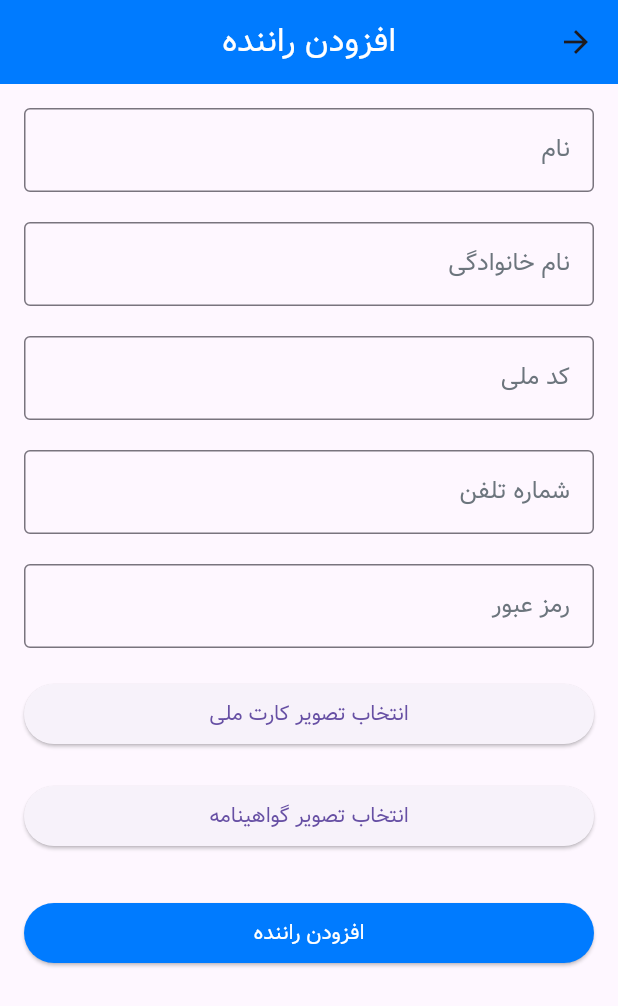
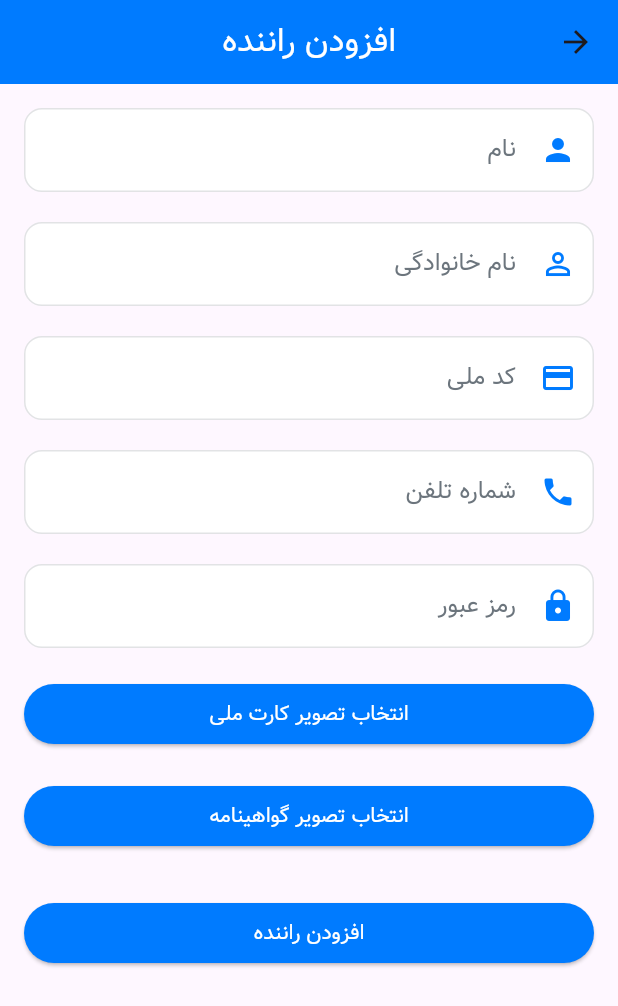
Before and after one commit to asgharkarimi/khatoonbar_client, a Flutter app: the AddDriverScreen screen opened directly, on a phone screen of 412 x 824 dp. Shown: the top 1006 px of the screen. Run offline on Flutter 3.47's test engine with Material 3 defaults, Android fonts, the phone set to English and light mode, and no system bars; our stand-ins replace image_picker; network calls fail.

Commit message:
ui add text_input_style.dart commit

```diff
--- a/lib/add_driver_screen.dart
+++ b/lib/add_driver_screen.dart
@@ -26,7 +26,8 @@ class _AddDriverScreenState extends State<AddDriverScreen> {
   Future<void> _pickImage(String type) async {
     final ImagePicker _picker = ImagePicker();
     try {
-      final XFile? pickedFile = await _picker.pickImage(source: ImageSource.gallery);
+      final XFile? pickedFile =
+          await _picker.pickImage(source: ImageSource.gallery);
       if (pickedFile != null) {
         File imageFile = File(pickedFile.path);
 
@@ -42,7 +43,7 @@ class _AddDriverScreenState extends State<AddDriverScreen> {
       ScaffoldMessenger.of(context).showSnackBar(
         SnackBar(
           content: Text('Error picking image: $e'),
-          backgroundColor: Colors.red,
+          backgroundColor: AppTheme.dangerColor,
         ),
       );
     }
@@ -83,19 +84,29 @@ class _AddDriverScreenState extends State<AddDriverScreen> {
         print("Response Body: ${respStr}");
         if (response.statusCode == 201) {
           ScaffoldMessenger.of(context).showSnackBar(
-            SnackBar(content: Text('راننده با موفقیت اضافه شد')),
+            SnackBar(
+              content: Text('راننده با موفقیت اضافه شد'),
+              backgroundColor: AppTheme.successColor,
+            ),
           );
           Navigator.pop(context);
         } else {
-          print("Error Response: ${response.statusCode} - ${response.reasonPhrase}");
+          print(
+              "Error Response: ${response.statusCode} - ${response.reasonPhrase}");
           ScaffoldMessenger.of(context).showSnackBar(
-            SnackBar(content: Text('اضافه کردن راننده با خطا مواجه شد')),
+            SnackBar(
+              content: Text('اضافه کردن راننده با خطا مواجه شد'),
+              backgroundColor: AppTheme.dangerColor,
+            ),
           );
         }
       } catch (e) {
         print("Exception: $e");
         ScaffoldMessenger.of(context).showSnackBar(
-          SnackBar(content: Text('Error: $e')),
+          SnackBar(
+            content: Text('Error: $e'),
+            backgroundColor: AppTheme.dangerColor,
+          ),
         );
       }
     }
@@ -107,7 +118,8 @@ class _AddDriverScreenState extends State<AddDriverScreen> {
       textDirection: TextDirection.rtl,
       child: Scaffold(
         appBar: AppBar(
-          title: Text('افزودن راننده', style: TextStyle(color: AppTheme.whiteColor)),
+          title: Text('افزودن راننده',
+              style: TextStyle(color: AppTheme.whiteColor)),
           backgroundColor: AppTheme.primaryColor,
           centerTitle: true,
         ),
@@ -119,13 +131,9 @@ class _AddDriverScreenState extends State<AddDriverScreen> {
               children: <Widget>[
                 TextFormField(
                   controller: _firstNameController,
-                  decoration: InputDecoration(
+                  decoration: AppTheme.getInputDecoration(
                     labelText: 'نام',
-                    labelStyle: TextStyle(color: AppTheme.secondaryColor),
-                    focusedBorder: OutlineInputBorder(
-                      borderSide: BorderSide(color: AppTheme.primaryColor),
-                    ),
-                    border: OutlineInputBorder(),
+                    prefixIcon: Icons.person,
                   ),
                   validator: (value) {
                     if (value == null || value.isEmpty) {
@@ -137,13 +145,9 @@ class _AddDriverScreenState extends State<AddDriverScreen> {
                 SizedBox(height: 20),
                 TextFormField(
                   controller: _lastNameController,
-                  decoration: InputDecoration(
+                  decoration: AppTheme.getInputDecoration(
                     labelText: 'نام خانوادگی',
-                    labelStyle: TextStyle(color: AppTheme.secondaryColor),
-                    focusedBorder: OutlineInputBorder(
-                      borderSide: BorderSide(color: AppTheme.primaryColor),
-                    ),
-                    border: OutlineInputBorder(),
+                    prefixIcon: Icons.person_outline,
                   ),
                   validator: (value) {
                     if (value == null || value.isEmpty) {
@@ -155,13 +159,9 @@ class _AddDriverScreenState extends State<AddDriverScreen> {
                 SizedBox(height: 20),
                 TextFormField(
                   controller: _nationalCodeController,
-                  decoration: InputDecoration(
+                  decoration: AppTheme.getInputDecoration(
                     labelText: 'کد ملی',
-                    labelStyle: TextStyle(color: AppTheme.secondaryColor),
-                    focusedBorder: OutlineInputBorder(
-                      borderSide: BorderSide(color: AppTheme.primaryColor),
-                    ),
-                    border: OutlineInputBorder(),
+                    prefixIcon: Icons.credit_card,
                   ),
                   validator: (value) {
                     if (value == null || value.isEmpty) {
@@ -173,13 +173,9 @@ class _AddDriverScreenState extends State<AddDriverScreen> {
                 SizedBox(height: 20),
                 TextFormField(
                   controller: _phoneNumberController,
-                  decoration: InputDecoration(
+                  decoration: AppTheme.getInputDecoration(
                     labelText: 'شماره تلفن',
-                    labelStyle: TextStyle(color: AppTheme.secondaryColor),
-                    focusedBorder: OutlineInputBorder(
-                      borderSide: BorderSide(color: AppTheme.primaryColor),
-                    ),
-                    border: OutlineInputBorder(),
+                    prefixIcon: Icons.phone,
                   ),
                   validator: (value) {
                     if (value == null || value.isEmpty) {
@@ -191,13 +187,9 @@ class _AddDriverScreenState extends State<AddDriverScreen> {
                 SizedBox(height: 20),
                 TextFormField(
                   controller: _passwordController,
-                  decoration: InputDecoration(
+                  decoration: AppTheme.getInputDecoration(
                     labelText: 'رمز عبور',
-                    labelStyle: TextStyle(color: AppTheme.secondaryColor),
-                    focusedBorder: OutlineInputBorder(
-                      borderSide: BorderSide(color: AppTheme.primaryColor),
-                    ),
-                    border: OutlineInputBorder(),
+                    prefixIcon: Icons.lock,
                   ),
                   obscureText: true,
                   validator: (value) {
@@ -210,6 +202,10 @@ class _AddDriverScreenState extends State<AddDriverScreen> {
                 SizedBox(height: 20),
                 ElevatedButton(
                   onPressed: () => _pickImage('nationalCard'),
+                  style: ElevatedButton.styleFrom(
+                    backgroundColor: AppTheme.primaryColor,
+                    foregroundColor: AppTheme.whiteColor,
+                  ),
                   child: Text('انتخاب تصویر کارت ملی'),
                 ),
                 _nationalCardImageFile != null
@@ -218,6 +214,10 @@ class _AddDriverScreenState extends State<AddDriverScreen> {
                 SizedBox(height: 20),
                 ElevatedButton(
                   onPressed: () => _pickImage('license'),
+                  style: ElevatedButton.styleFrom(
+                    backgroundColor: AppTheme.primaryColor,
+                    foregroundColor: AppTheme.whiteColor,
+                  ),
                   child: Text('انتخاب تصویر گواهینامه'),
                 ),
                 _licenseImageFile != null
--- a/lib/app_links.dart
+++ b/lib/app_links.dart
@@ -1,5 +1,5 @@
 class AppLinks {
-  static const String baseUrl = "http://192.168.192.166/khatoonbar/api";
+  static const String baseUrl = "http://192.168.115.166/khatoonbar/api";
 
   static const String cargos = "$baseUrl/cargos.php";
   static const String cargoTypes = "$baseUrl/cargo_types.php";
@@ -9,5 +9,6 @@ class AppLinks {
   static const String vehicles = "$baseUrl/vehicles.php";
   static const String transportRelations = "$baseUrl/transport_relations.php";
   static const String paymentTypes = "$baseUrl/payment_types.php";
-  static const String imageBaseUrl = "http://192.168.192.166/khatoonbar/uploads/";
+  static const String imageBaseUrl =
+      "http://192.168.115.166/khatoonbar/uploads/";
 }
--- a/lib/app_theme.dart
+++ b/lib/app_theme.dart
@@ -1,4 +1,5 @@
 import 'package:flutter/material.dart';
+import 'text_input_style.dart';
 
 class AppTheme {
   static const Color primaryColor = Color(0xFF007BFF);
@@ -41,16 +42,48 @@ class AppTheme {
         ),
       ),
       inputDecorationTheme: InputDecorationTheme(
+        filled: true,
+        fillColor: whiteColor,
+        contentPadding: EdgeInsets.symmetric(vertical: 16, horizontal: 16),
         border: OutlineInputBorder(
           borderRadius: BorderRadius.circular(12),
-          borderSide: BorderSide(color: Color(0xff2E7D32)),
+          borderSide: BorderSide(color: secondaryColor.withOpacity(0.2)),
+        ),
+        enabledBorder: OutlineInputBorder(
+          borderRadius: BorderRadius.circular(12),
+          borderSide: BorderSide(color: secondaryColor.withOpacity(0.2)),
         ),
         focusedBorder: OutlineInputBorder(
           borderRadius: BorderRadius.circular(12),
-          borderSide: BorderSide(color: Color(0xff2E7D32), width: 2),
+          borderSide: BorderSide(color: primaryColor, width: 2),
         ),
-        contentPadding: EdgeInsets.symmetric(vertical: 16, horizontal: 16),
+        errorBorder: OutlineInputBorder(
+          borderRadius: BorderRadius.circular(12),
+          borderSide: BorderSide(color: dangerColor, width: 1),
+        ),
+        focusedErrorBorder: OutlineInputBorder(
+          borderRadius: BorderRadius.circular(12),
+          borderSide: BorderSide(color: dangerColor, width: 2),
+        ),
+        labelStyle: TextStyle(color: secondaryColor),
+        hintStyle: TextStyle(color: secondaryColor.withOpacity(0.7)),
+        prefixIconColor: primaryColor,
+        suffixIconColor: secondaryColor,
       ),
     );
   }
+
+  static InputDecoration getInputDecoration({
+    required String labelText,
+    IconData? prefixIcon,
+    Widget? suffix,
+    String? hintText,
+  }) {
+    return TextInputStyle.getInputDecoration(
+      labelText: labelText,
+      prefixIcon: prefixIcon,
+      suffix: suffix,
+      hintText: hintText,
+    );
+  }
 }
--- /dev/null
+++ b/lib/text_input_style.dart
@@ -0,0 +1,59 @@
+import 'package:flutter/material.dart';
+import 'app_theme.dart';
+
+class TextInputStyle {
+  static InputDecoration getInputDecoration({
+    required String labelText,
+    IconData? prefixIcon,
+    Widget? suffix,
+    String? hintText,
+  }) {
+    return InputDecoration(
+      labelText: labelText,
+      hintText: hintText,
+      filled: true,
+      fillColor: AppTheme.whiteColor,
+      prefixIcon: prefixIcon != null
+          ? Icon(prefixIcon, color: AppTheme.primaryColor)
+          : null,
+      suffix: suffix,
+      contentPadding: EdgeInsets.symmetric(vertical: 16, horizontal: 16),
+      border: OutlineInputBorder(
+        borderRadius: BorderRadius.circular(12),
+        borderSide: BorderSide(color: AppTheme.secondaryColor.withOpacity(0.2)),
+      ),
+      enabledBorder: OutlineInputBorder(
+        borderRadius: BorderRadius.circular(12),
+        borderSide: BorderSide(color: AppTheme.secondaryColor.withOpacity(0.2)),
+      ),
+      focusedBorder: OutlineInputBorder(
+        borderRadius: BorderRadius.circular(12),
+        borderSide: BorderSide(color: AppTheme.primaryColor, width: 2),
+      ),
+      errorBorder: OutlineInputBorder(
+        borderRadius: BorderRadius.circular(12),
+        borderSide: BorderSide(color: AppTheme.dangerColor, width: 1),
+      ),
+      focusedErrorBorder: OutlineInputBorder(
+        borderRadius: BorderRadius.circular(12),
+        borderSide: BorderSide(color: AppTheme.dangerColor, width: 2),
+      ),
+      labelStyle: TextStyle(color: AppTheme.secondaryColor),
+      hintStyle: TextStyle(color: AppTheme.secondaryColor.withOpacity(0.7)),
+    );
+  }
+
+  static InputDecoration getDropdownDecoration({
+    required String labelText,
+    IconData? prefixIcon,
+  }) {
+    return getInputDecoration(
+      labelText: labelText,
+      prefixIcon: prefixIcon,
+    ).copyWith(
+      border: InputBorder.none,
+      enabledBorder: InputBorder.none,
+      focusedBorder: InputBorder.none,
+    );
+  }
+}
--- a/pubspec.yaml
+++ b/pubspec.yaml
@@ -94,7 +94,3 @@ flutter:
   # see https://flutter.dev/to/font-from-package
 
   generate: true
-  assets:
-    - assets/images/
-    - assets/icons/
-    - assets/lottie/
```
Also changed, not shown: lib/add_cargo_screen.dart (+60 -34 lines), lib/add_cargotype_screen.dart (+19 -22 lines), lib/add_customer_screen.dart (+27 -22 lines), lib/add_expense_screen.dart (+31 -24 lines), lib/add_vehicle_screen.dart (+13 -19 lines), 3 other files.
